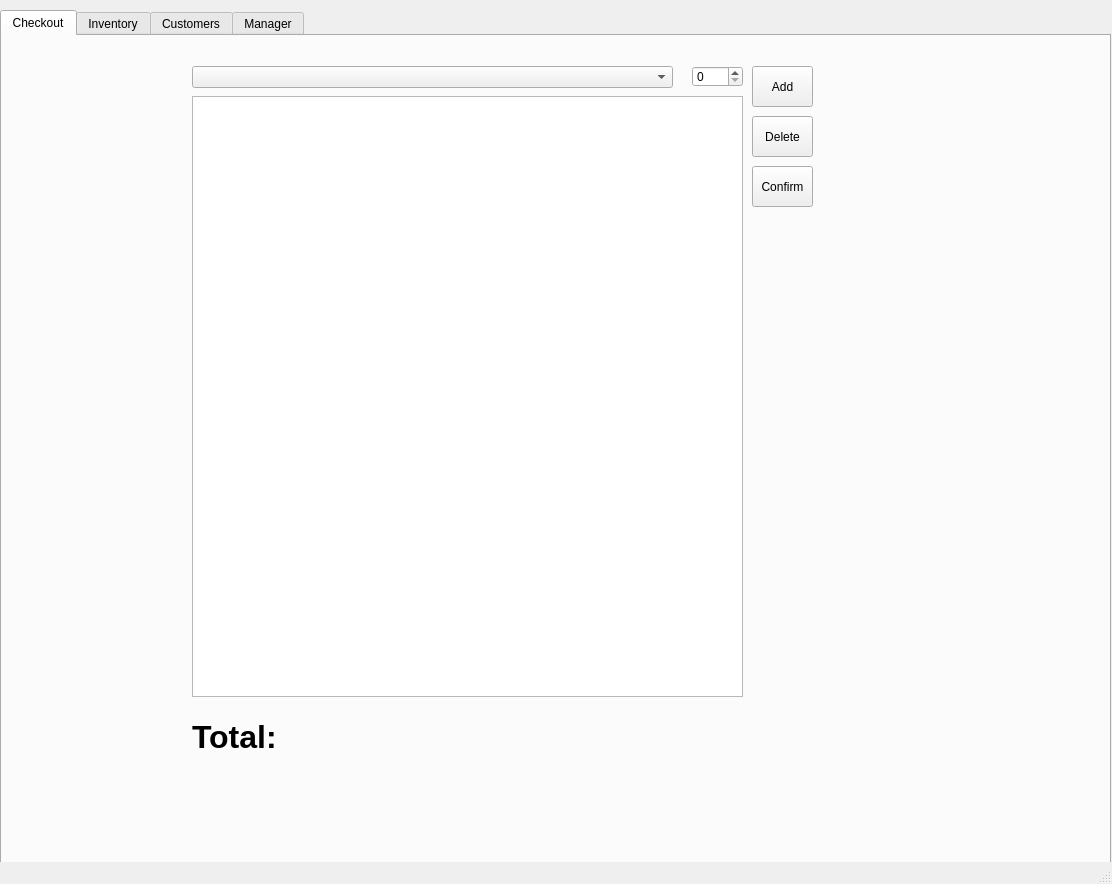
This is easy-cheese.ui in Crunchymcbones/Demo-store as Qt 5 draws it before an edit. The edited form follows.
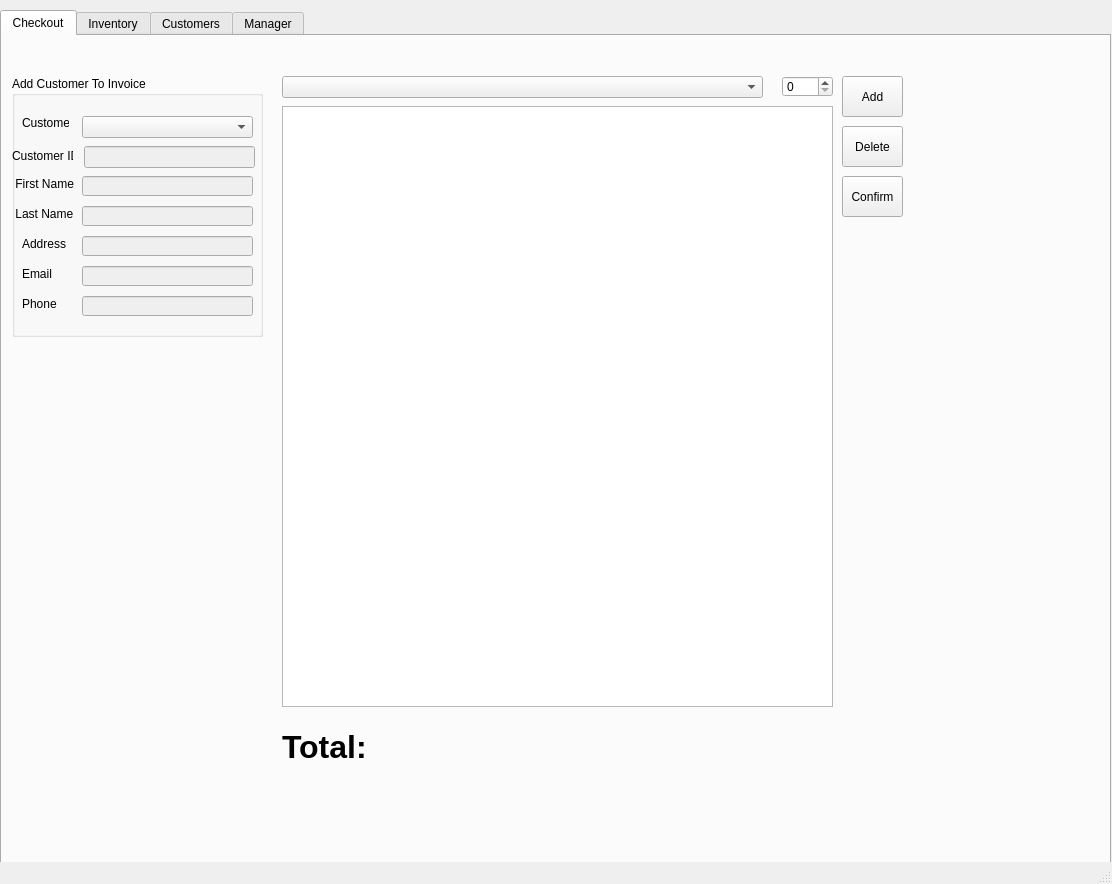
This is the edited form. The open tabs and pages were chosen to show the change.

Commit message: Added 'Add customer' to the checkout window so you can add customers to a complete invoice.

The edit to the form file:
```diff
--- a/easy-cheese.ui
+++ b/easy-cheese.ui
@@ -33,8 +33,8 @@
      <widget class="QTableWidget" name="coTbl">
       <property name="geometry">
        <rect>
-        <x>190</x>
-        <y>60</y>
+        <x>280</x>
+        <y>70</y>
         <width>551</width>
         <height>601</height>
        </rect>
@@ -49,8 +49,8 @@
      <widget class="QComboBox" name="coProdNameCbo">
       <property name="geometry">
        <rect>
-        <x>190</x>
-        <y>30</y>
+        <x>280</x>
+        <y>40</y>
         <width>481</width>
         <height>22</height>
        </rect>
@@ -59,8 +59,8 @@
      <widget class="QSpinBox" name="coQtyBO">
       <property name="geometry">
        <rect>
-        <x>690</x>
-        <y>30</y>
+        <x>780</x>
+        <y>40</y>
         <width>51</width>
         <height>21</height>
        </rect>
@@ -69,8 +69,8 @@
      <widget class="QPushButton" name="coAddBtn">
       <property name="geometry">
        <rect>
-        <x>750</x>
-        <y>30</y>
+        <x>840</x>
+        <y>40</y>
         <width>61</width>
         <height>41</height>
        </rect>
@@ -82,8 +82,8 @@
      <widget class="QPushButton" name="coDeleteBtn">
       <property name="geometry">
        <rect>
-        <x>750</x>
-        <y>80</y>
+        <x>840</x>
+        <y>90</y>
         <width>61</width>
         <height>41</height>
        </rect>
@@ -95,8 +95,8 @@
      <widget class="QPushButton" name="coCOnfirmBtn">
       <property name="geometry">
        <rect>
-        <x>750</x>
-        <y>130</y>
+        <x>840</x>
+        <y>140</y>
         <width>61</width>
         <height>41</height>
        </rect>
@@ -108,8 +108,8 @@
      <widget class="QLabel" name="label_8">
       <property name="geometry">
        <rect>
-        <x>190</x>
-        <y>670</y>
+        <x>280</x>
+        <y>680</y>
         <width>141</width>
         <height>61</height>
        </rect>
@@ -128,8 +128,8 @@
      <widget class="QLabel" name="lblCoTotal">
       <property name="geometry">
        <rect>
-        <x>290</x>
-        <y>670</y>
+        <x>380</x>
+        <y>680</y>
         <width>451</width>
         <height>61</height>
        </rect>
@@ -145,6 +145,211 @@
        <string/>
       </property>
      </widget>
+     <widget class="QGroupBox" name="groupBox_5">
+      <property name="geometry">
+       <rect>
+        <x>10</x>
+        <y>40</y>
+        <width>251</width>
+        <height>261</height>
+       </rect>
+      </property>
+      <property name="title">
+       <string>Add Customer To Invoice</string>
+      </property>
+      <widget class="QLabel" name="label_27">
+       <property name="geometry">
+        <rect>
+         <x>0</x>
+         <y>100</y>
+         <width>81</width>
+         <height>16</height>
+        </rect>
+       </property>
+       <property name="text">
+        <string> First Name</string>
+       </property>
+      </widget>
+      <widget class="QLabel" name="label_28">
+       <property name="geometry">
+        <rect>
+         <x>0</x>
+         <y>130</y>
+         <width>81</width>
+         <height>16</height>
+        </rect>
+       </property>
+       <property name="text">
+        <string> Last Name</string>
+       </property>
+      </widget>
+      <widget class="QLabel" name="label_29">
+       <property name="geometry">
+        <rect>
+         <x>10</x>
+         <y>160</y>
+         <width>71</width>
+         <height>16</height>
+        </rect>
+       </property>
+       <property name="text">
+        <string>Address</string>
+       </property>
+      </widget>
+      <widget class="QLabel" name="label_30">
+       <property name="geometry">
+        <rect>
+         <x>10</x>
+         <y>190</y>
+         <width>71</width>
+         <height>16</height>
+        </rect>
+       </property>
+       <property name="text">
+        <string>Email</string>
+       </property>
+      </widget>
+      <widget class="QLabel" name="label_31">
+       <property name="geometry">
+        <rect>
+         <x>10</x>
+         <y>220</y>
+         <width>71</width>
+         <height>16</height>
+        </rect>
+       </property>
+       <property name="text">
+        <string>Phone</string>
+       </property>
+      </widget>
+      <widget class="QLineEdit" name="eclnameLineEdit_2">
+       <property name="enabled">
+        <bool>false</bool>
+       </property>
+       <property name="geometry">
+        <rect>
+         <x>70</x>
+         <y>130</y>
+         <width>171</width>
+         <height>20</height>
+        </rect>
+       </property>
+      </widget>
+      <widget class="QLineEdit" name="ecaddressLineEdit_2">
+       <property name="enabled">
+        <bool>false</bool>
+       </property>
+       <property name="geometry">
+        <rect>
+         <x>70</x>
+         <y>160</y>
+         <width>171</width>
+         <height>20</height>
+        </rect>
+       </property>
+      </widget>
+      <widget class="QLineEdit" name="ecemailLineEdit_2">
+       <property name="enabled">
+        <bool>false</bool>
+       </property>
+       <property name="geometry">
+        <rect>
+         <x>70</x>
+         <y>190</y>
+         <width>171</width>
+         <height>20</height>
+        </rect>
+       </property>
+      </widget>
+      <widget class="QLineEdit" name="ecphoneLineEdit_2">
+       <property name="enabled">
+        <bool>false</bool>
+       </property>
+       <property name="geometry">
+        <rect>
+         <x>70</x>
+         <y>220</y>
+         <width>171</width>
+         <height>20</height>
+        </rect>
+       </property>
+      </widget>
+      <widget class="QLineEdit" name="ecfnameLineEdit_2">
+       <property name="enabled">
+        <bool>false</bool>
+       </property>
+       <property name="geometry">
+        <rect>
+         <x>70</x>
+         <y>100</y>
+         <width>171</width>
+         <height>20</height>
+        </rect>
+       </property>
+      </widget>
+      <widget class="QLabel" name="label_32">
+       <property name="geometry">
+        <rect>
+         <x>0</x>
+         <y>70</y>
+         <width>61</width>
+         <height>20</height>
+        </rect>
+       </property>
+       <property name="text">
+        <string>Customer ID</string>
+       </property>
+      </widget>
+      <widget class="QLineEdit" name="eccidLineEdit_2">
+       <property name="enabled">
+        <bool>false</bool>
+       </property>
+       <property name="geometry">
+        <rect>
+         <x>72</x>
+         <y>70</y>
+         <width>171</width>
+         <height>22</height>
+        </rect>
+       </property>
+      </widget>
+      <widget class="QLabel" name="ecLabel_2">
+       <property name="geometry">
+        <rect>
+         <x>100</x>
+         <y>300</y>
+         <width>181</width>
+         <height>31</height>
+        </rect>
+       </property>
+       <property name="text">
+        <string/>
+       </property>
+      </widget>
+      <widget class="QLabel" name="label_33">
+       <property name="geometry">
+        <rect>
+         <x>10</x>
+         <y>40</y>
+         <width>47</width>
+         <height>13</height>
+        </rect>
+       </property>
+       <property name="text">
+        <string>Customer</string>
+       </property>
+      </widget>
+      <widget class="QComboBox" name="ecCboCustomer_2">
+       <property name="geometry">
+        <rect>
+         <x>70</x>
+         <y>40</y>
+         <width>171</width>
+         <height>22</height>
+        </rect>
+       </property>
+      </widget>
+     </widget>
     </widget>
     <widget class="QWidget" name="tab_2">
      <attribute name="title">
```
Left out of the diff: 2 changed lines with no effect on the pictures. The commit also changes 1 other file.
